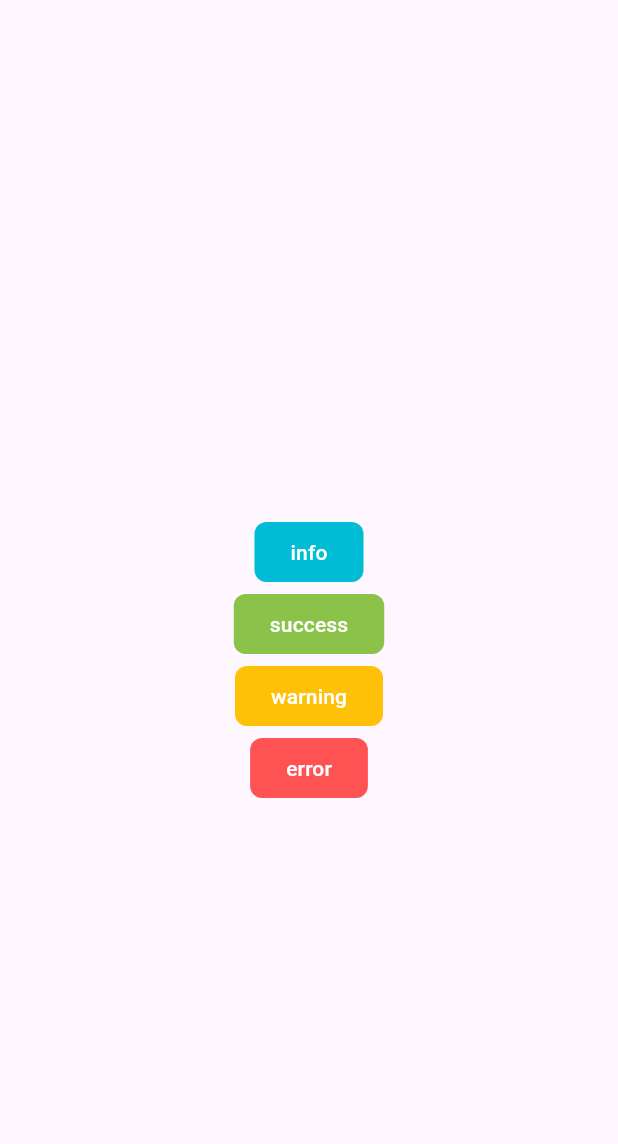
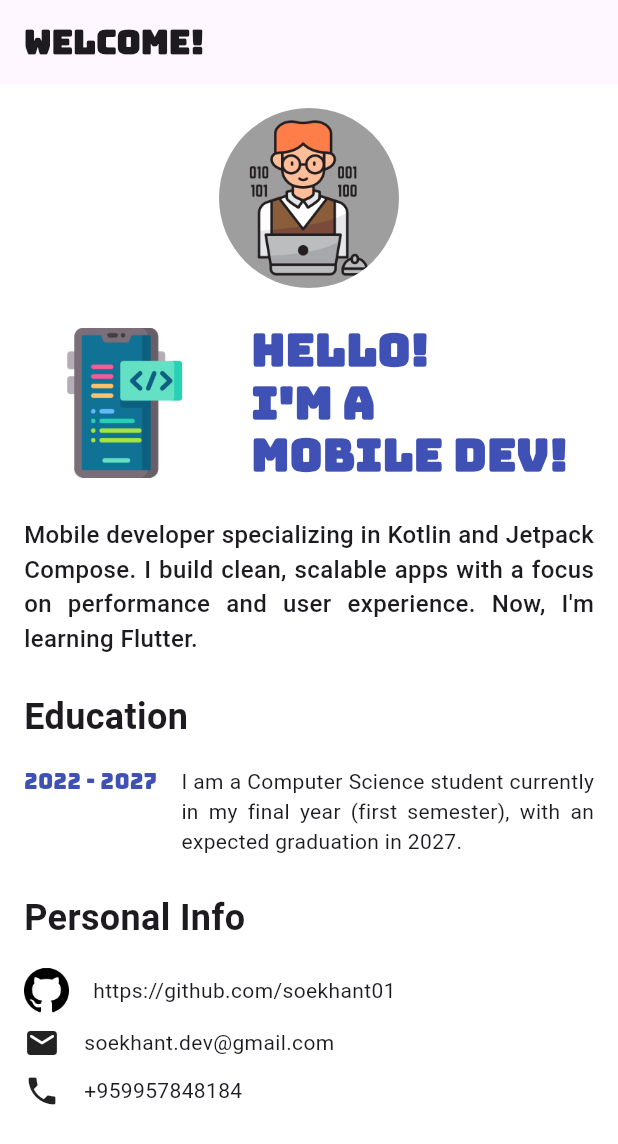
Before and after one commit to soekhant01/flutter_assignments, a Flutter app: the screen it shows after launch, on a phone screen of 412 x 824 dp. Shown: the top 1144 px of the screen. Run offline on Flutter 3.47's test engine with Material 3 defaults, Android fonts, the phone set to English and light mode, and no system bars.

Commit message:
assignment-14 completed

```diff
--- /dev/null
+++ b/lib/assignments/assignment_14.dart
@@ -0,0 +1,202 @@
+import 'package:flutter/material.dart';
+
+class Portfolio extends StatelessWidget {
+  const Portfolio({super.key});
+
+  @override
+  Widget build(BuildContext context) {
+    return MaterialApp(
+      color: Colors.white,
+      home: Scaffold(
+        backgroundColor: Colors.white,
+        appBar: AppBar(
+          title: Text("Welcome!", style: TextStyle(fontFamily: "Bungee", fontWeight: FontWeight.bold),),
+        ),
+        body: SingleChildScrollView(
+          child: Padding(padding: EdgeInsets.all(16),
+          child: Column(
+            crossAxisAlignment: CrossAxisAlignment.start,
+            children: [
+              //  section 1
+              Row(
+                mainAxisAlignment: MainAxisAlignment.center,
+                children: [
+                  CircleAvatar(
+                    backgroundColor: Colors.grey,
+                    radius: 60,
+                    backgroundImage: AssetImage("assets/images/programmer.png",),
+                  )
+
+                ],
+              ),
+
+              SizedBox(height: 24),
+
+              //  section 2
+              Row(
+                mainAxisAlignment: MainAxisAlignment.spaceAround,
+                crossAxisAlignment: CrossAxisAlignment.center,
+                children: [
+                  Image.asset("assets/images/development.png",
+                    width: 100,
+                    height: 100,
+                    fit: BoxFit.cover,
+                  ),
+
+                  Text.rich(
+                    TextSpan(
+                      children: [
+                        TextSpan(
+                          text: "Hello!\n",
+                          style: TextTheme.of(context).displayMedium?.copyWith(
+                            color: Colors.indigo,
+                            fontSize: 30,
+                            fontFamily: "Bungee",
+                            fontWeight: FontWeight.bold,
+                          ),
+
+                        ),
+                        TextSpan(
+                          text: "I'M A\n",
+                          style: TextTheme.of(context).displayMedium?.copyWith(
+                            color: Colors.indigo,
+                            fontSize: 30,
+                            fontFamily: "Bungee",
+                            fontWeight: FontWeight.bold,
+                          ),
+
+                        ),
+                        TextSpan(
+                          text: "Mobile Dev!",
+                          style: TextTheme.of(context).displayMedium?.copyWith(
+                            color: Colors.indigo,
+                            fontSize: 30,
+                            fontFamily: "Bungee",
+
+                            fontWeight: FontWeight.bold,
+                          ),
+
+                        )
+                      ]
+                    )
+                  )
+
+                ],
+              ),
+              SizedBox(height: 24),
+
+            //   section 3
+              Text("Mobile developer specializing in Kotlin and Jetpack Compose. I build clean, scalable apps with a focus on performance and user experience. Now, I'm learning Flutter.",
+                textAlign: TextAlign.justify,
+                style: TextStyle(
+                  fontWeight: FontWeight.w500,
+                  fontSize: 16,
+
+                ),
+              ),
+              SizedBox(height: 24),
+
+            //   section4
+              Column(
+                mainAxisAlignment: MainAxisAlignment.start,
+                crossAxisAlignment: CrossAxisAlignment.start,
+
+                children: [
+                  Text("Education",
+                    textAlign: TextAlign.start,
+                    style: TextStyle(
+                    fontWeight: FontWeight.bold,
+                    fontSize: 24,
+
+                  ),),
+                  SizedBox(height: 16),
+
+                  Row(
+                    mainAxisAlignment: MainAxisAlignment.spaceBetween,
+                    crossAxisAlignment: CrossAxisAlignment.start,
+                    children: [
+                      Text("2022 - 2027", style: TextStyle(fontFamily: "Bungee", color: Colors.indigo),),
+                      SizedBox(width: 16),
+                      Expanded(child: Text("I am a Computer Science student currently in my final year (first semester), with an expected graduation in 2027.",textAlign: TextAlign.justify,)),
+                    ],
+                  )
+
+
+
+
+                ],
+
+              ),
+
+              SizedBox(height: 24),
+
+
+              //   section5
+              Column(
+                mainAxisAlignment: MainAxisAlignment.start,
+                crossAxisAlignment: CrossAxisAlignment.start,
+
+                children: [
+                  Text("Personal Info",
+                    textAlign: TextAlign.start,
+                    style: TextStyle(
+                      fontWeight: FontWeight.bold,
+                      fontSize: 24,
+
+                    ),),
+                  SizedBox(height: 16),
+
+                  Column(
+                    children: [
+                      Row(
+                        children: [
+                          Image.asset("assets/images/github.png", width: 30,),
+                          SizedBox(width: 16),
+
+                          Text("https://github.com/soekhant01")
+                        ],
+                      ),
+                      SizedBox(height: 8),
+
+                      Row(
+
+                        children: [
+                          Icon(Icons.email_rounded),
+                          SizedBox(width: 16),
+
+                          Text("soekhant.dev@gmail.com")
+                        ],
+                      ),
+                      SizedBox(height: 8),
+
+                      Row(
+                        children: [
+                          Icon(Icons.phone),
+                          SizedBox(width: 16),
+
+                          Text("+959957848184")
+                        ],
+                      )
+                    ],
+                  )
+
+
+
+
+
+
+                ],
+
+              )
+
+
+            ],
+          ),
+          ),
+
+
+        ),
+      ),
+    );
+  }
+}
--- a/lib/main.dart
+++ b/lib/main.dart
@@ -1,9 +1,10 @@
 import 'package:flutter/material.dart';
 import 'package:flutter_assignments/assignments/assignment_12.dart';
 import 'package:flutter_assignments/assignments/assignment_13.dart';
+import 'package:flutter_assignments/assignments/assignment_14.dart';
 
 void main() {
-  runApp(const LoggerAssignment());
+  runApp(const Portfolio());
 }
 
 class MyApp extends StatelessWidget {
```
Also changed, not shown: pubspec.yaml (+10 -9 lines), assets/font/Bungee-Regular.ttf (added), assets/images/development.png (added), assets/images/github.png (added), assets/images/programmer.png (added), pubspec.lock.
